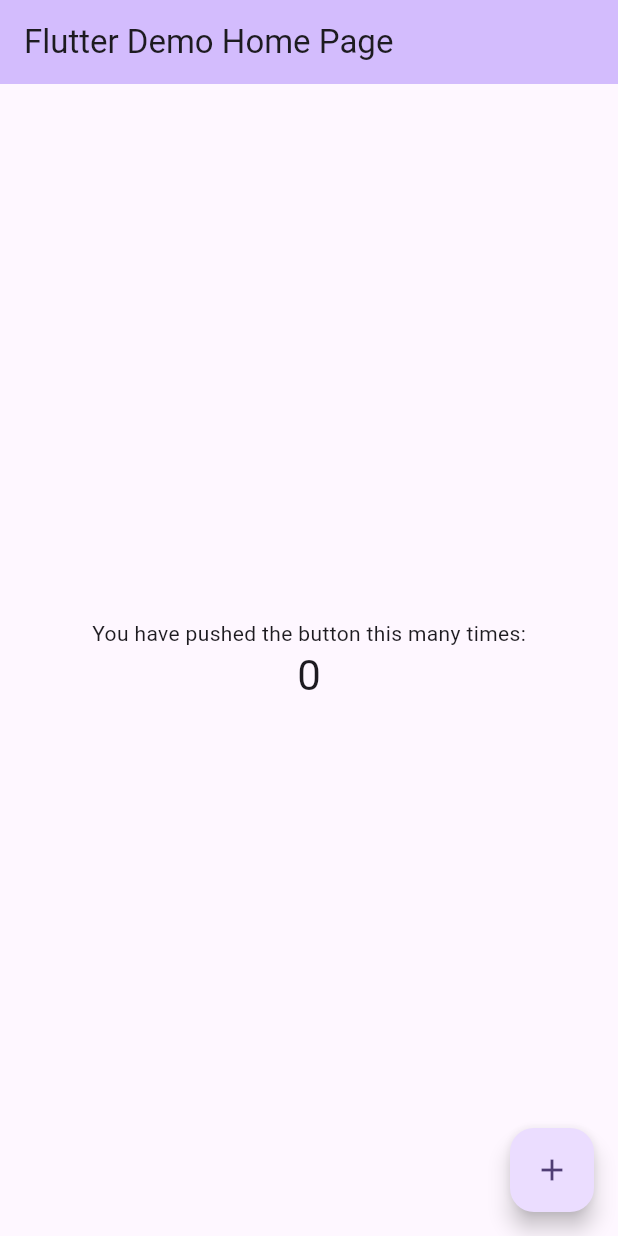
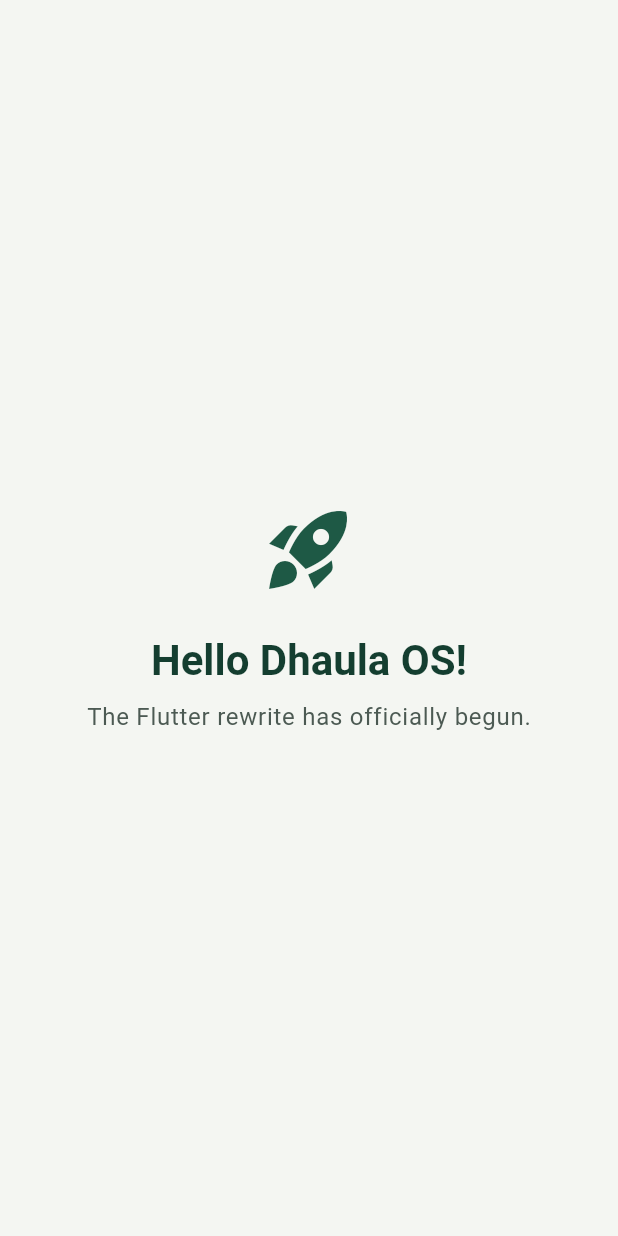
Before and after one commit to bhanu-thakur/north-field-os, a Flutter app: the screen it shows after launch, on a phone screen of 412 x 824 dp. Run offline on Flutter 3.47's test engine with Material 3 defaults, Android fonts, the phone set to English and light mode, and no system bars.

Commit message:
Dhalua_app_demo

```diff
--- a/dhaula_app/lib/main.dart
+++ b/dhaula_app/lib/main.dart
@@ -1,122 +1,61 @@
 import 'package:flutter/material.dart';
 
 void main() {
-  runApp(const MyApp());
+  runApp(const DhaulaApp());
 }
 
-class MyApp extends StatelessWidget {
-  const MyApp({super.key});
+class DhaulaApp extends StatelessWidget {
+  const DhaulaApp({super.key});
 
-  // This widget is the root of your application.
   @override
   Widget build(BuildContext context) {
     return MaterialApp(
-      title: 'Flutter Demo',
+      title: 'Dhaula OS',
       theme: ThemeData(
-        // This is the theme of your application.
-        //
-        // TRY THIS: Try running your application with "flutter run". You'll see
-        // the application has a purple toolbar. Then, without quitting the app,
-        // try changing the seedColor in the colorScheme below to Colors.green
-        // and then invoke "hot reload" (save your changes or press the "hot
-        // reload" button in a Flutter-supported IDE, or press "r" if you used
-        // the command line to start the app).
-        //
-        // Notice that the counter didn't reset back to zero; the application
-        // state is not lost during the reload. To reset the state, use hot
-        // restart instead.
-        //
-        // This works for code too, not just values: Most code changes can be
-        // tested with just a hot reload.
-        colorScheme: .fromSeed(seedColor: Colors.deepPurple),
+        colorScheme: ColorScheme.fromSeed(seedColor: const Color(0xFF1E5945)),
+        useMaterial3: true,
+        fontFamily: 'Roboto',
       ),
-      home: const MyHomePage(title: 'Flutter Demo Home Page'),
+      home: const HelloScreen(),
+      debugShowCheckedModeBanner: false,
     );
   }
 }
 
-class MyHomePage extends StatefulWidget {
-  const MyHomePage({super.key, required this.title});
-
-  // This widget is the home page of your application. It is stateful, meaning
-  // that it has a State object (defined below) that contains fields that affect
-  // how it looks.
-
-  // This class is the configuration for the state. It holds the values (in this
-  // case the title) provided by the parent (in this case the App widget) and
-  // used by the build method of the State. Fields in a Widget subclass are
-  // always marked "final".
-
-  final String title;
-
-  @override
-  State<MyHomePage> createState() => _MyHomePageState();
-}
-
-class _MyHomePageState extends State<MyHomePage> {
-  int _counter = 0;
-
-  void _incrementCounter() {
-    setState(() {
-      // This call to setState tells the Flutter framework that something has
-      // changed in this State, which causes it to rerun the build method below
-      // so that the display can reflect the updated values. If we changed
-      // _counter without calling setState(), then the build method would not be
-      // called again, and so nothing would appear to happen.
-      _counter++;
-    });
-  }
+class HelloScreen extends StatelessWidget {
+  const HelloScreen({super.key});
 
   @override
   Widget build(BuildContext context) {
-    // This method is rerun every time setState is called, for instance as done
-    // by the _incrementCounter method above.
-    //
-    // The Flutter framework has been optimized to make rerunning build methods
-    // fast, so that you can just rebuild anything that needs updating rather
-    // than having to individually change instances of widgets.
     return Scaffold(
-      appBar: AppBar(
-        // TRY THIS: Try changing the color here to a specific color (to
-        // Colors.amber, perhaps?) and trigger a hot reload to see the AppBar
-        // change color while the other colors stay the same.
-        backgroundColor: Theme.of(context).colorScheme.inversePrimary,
-        // Here we take the value from the MyHomePage object that was created by
-        // the App.build method, and use it to set our appbar title.
-        title: Text(widget.title),
-      ),
+      backgroundColor: const Color(0xFFF4F6F2),
       body: Center(
-        // Center is a layout widget. It takes a single child and positions it
-        // in the middle of the parent.
         child: Column(
-          // Column is also a layout widget. It takes a list of children and
-          // arranges them vertically. By default, it sizes itself to fit its
-          // children horizontally, and tries to be as tall as its parent.
-          //
-          // Column has various properties to control how it sizes itself and
-          // how it positions its children. Here we use mainAxisAlignment to
-          // center the children vertically; the main axis here is the vertical
-          // axis because Columns are vertical (the cross axis would be
-          // horizontal).
-          //
-          // TRY THIS: Invoke "debug painting" (choose the "Toggle Debug Paint"
-          // action in the IDE, or press "p" in the console), to see the
-          // wireframe for each widget.
-          mainAxisAlignment: .center,
+          mainAxisAlignment: MainAxisAlignment.center,
           children: [
-            const Text('You have pushed the button this many times:'),
+            const Icon(
+              Icons.rocket_launch,
+              size: 64,
+              color: Color(0xFF1E5945),
+            ),
+            const SizedBox(height: 24),
             Text(
-              '$_counter',
-              style: Theme.of(context).textTheme.headlineMedium,
+              'Hello Dhaula OS!',
+              style: Theme.of(context).textTheme.headlineMedium?.copyWith(
+                    fontWeight: FontWeight.bold,
+                    color: const Color(0xFF143E30),
+                  ),
+            ),
+            const SizedBox(height: 8),
+            Text(
+              'The Flutter rewrite has officially begun.',
+              style: Theme.of(context).textTheme.bodyLarge?.copyWith(
+                    color: const Color(0xFF4C5A53),
+                  ),
             ),
           ],
         ),
       ),
-      floatingActionButton: FloatingActionButton(
-        onPressed: _incrementCounter,
-        tooltip: 'Increment',
-        child: const Icon(Icons.add),
-      ),
     );
   }
 }
```
Also changed, not shown: dhaula_app/pubspec.lock, 7 other files.
